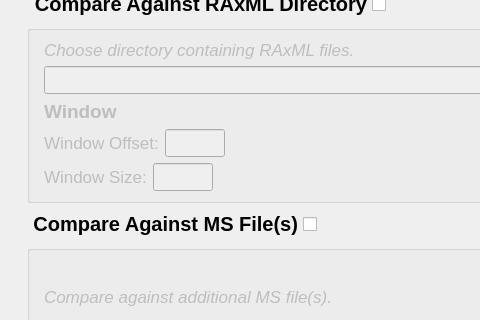
The window that module/gui_layout.ui (chilleo/ALPHA) describes before a commit, drawn with Qt 5; both pictures show x 0 to 480 and y 162 to 482 of the 751 by 983 pixel window.
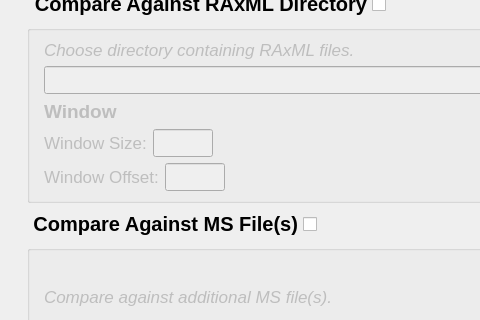
The same window after the commit.

Commit message: Reformatted gui layout in MS Comparison

What changed in the file:
```diff
--- a/module/gui_layout.ui
+++ b/module/gui_layout.ui
@@ -2476,14 +2476,14 @@
                     <number>5</number>
                    </property>
                    <item>
-                    <widget class="QLabel" name="msWindowOffsetLabel">
+                    <widget class="QLabel" name="msWindowSizeLabel">
                      <property name="text">
-                      <string>Window Offset:</string>
+                      <string>Window Size:</string>
                      </property>
                     </widget>
                    </item>
                    <item>
-                    <widget class="QLineEdit" name="msWindowOffsetEntry">
+                    <widget class="QLineEdit" name="msWindowSizeEntry">
                      <property name="minimumSize">
                       <size>
                        <width>60</width>
@@ -2532,14 +2532,14 @@
                     <number>5</number>
                    </property>
                    <item>
-                    <widget class="QLabel" name="msWindowSizeLabel">
+                    <widget class="QLabel" name="msWindowOffsetLabel">
                      <property name="text">
-                      <string>Window Size:</string>
+                      <string>Window Offset:</string>
                      </property>
                     </widget>
                    </item>
                    <item>
-                    <widget class="QLineEdit" name="msWindowSizeEntry">
+                    <widget class="QLineEdit" name="msWindowOffsetEntry">
                      <property name="minimumSize">
                       <size>
                        <width>60</width>
```
